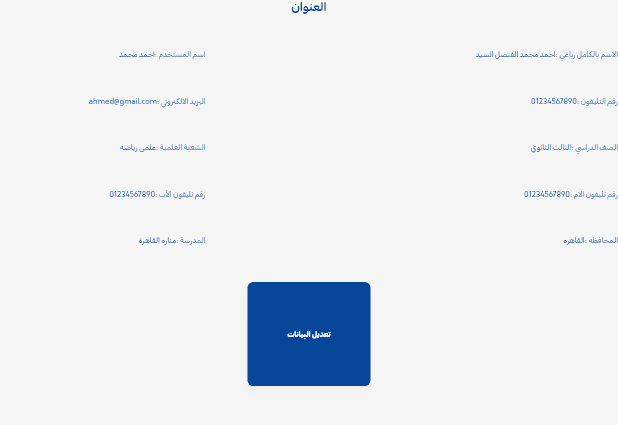
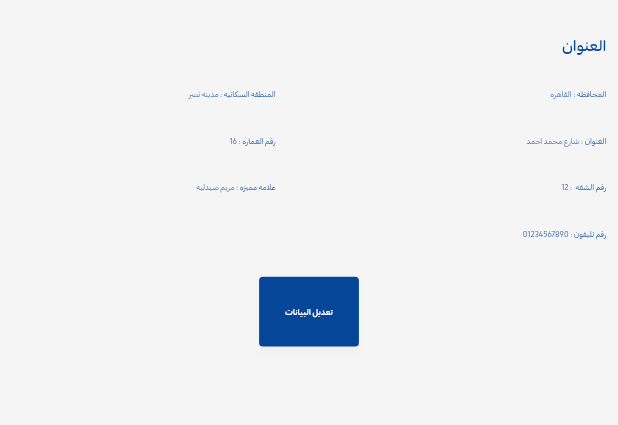
Before and after one commit to TarekLotfy30/assignment-module, a Flutter app: the AddressSection widget shown alone on an empty page, opened directly, on a phone screen of 412 x 824 dp. Shown: the top 425 px of the screen. Run offline on Flutter 3.47's test engine with Material 3 defaults, Android fonts, the phone set to English and light mode, and no system bars; our stand-ins replace auto_route, bloc, dio, easy_debounce, easy_localization, equatable and 8 more; accounts and stored records are empty; project files that could hold a hidden picture were left out.

Commit message:
refactor(profile): Refactors and modernizes personal profile UI layout
Improves layout, spacing, and responsiveness across profile sections using consistent padding, scaling, and typography. Simplifies widget structures, enhances text styling, and expands localization. Updates button, container, and list tile designs for better UX and
maintainability.

```diff
--- a/analysis_options.yaml
+++ b/analysis_options.yaml
@@ -8,6 +8,8 @@
 # The following line activates a set of recommended lints for Flutter apps,
 # packages, and plugins designed to encourage good coding practices.
 analyzer:
+  errors:
+    lines_longer_than_80_chars: ignore
 include:
   - package:flutter_lints/flutter.yaml
 linter:
--- a/lib/core/constants/app_heights.dart
+++ b/lib/core/constants/app_heights.dart
@@ -4,7 +4,7 @@ class AppHeights {
   AppHeights._();
 
   /// Standard button height
-  static final double buttonHeight = 48;
+  static final double buttonHeight = 44.h;
 
   /// Small button height
   static final double smallButtonHeight = 32.h;
--- a/lib/core/widgets/background_container.dart
+++ b/lib/core/widgets/background_container.dart
@@ -1,4 +1,5 @@
 import 'package:flutter/material.dart';
+import 'package:flutter_screenutil/flutter_screenutil.dart';
 
 import '../helpers/extensions/theme_extension.dart';
 
@@ -10,9 +11,8 @@ class BackgroundContainer extends StatelessWidget {
   @override
   Widget build(BuildContext context) {
     return Container(
-      width: double.infinity,
-      margin: const EdgeInsets.symmetric(horizontal: 80, vertical: 50),
-      padding: const EdgeInsets.symmetric(horizontal: 48, vertical: 40),
+      margin: EdgeInsets.fromLTRB(80.w, 50.h, 78.w, 50.h),
+      padding: EdgeInsets.symmetric(horizontal: 40.w, vertical: 48.h),
       decoration: BoxDecoration(
         color: context.colorScheme.surfaceContainer,
         borderRadius: BorderRadius.circular(20),
--- a/lib/features/personal_profile/presentation/widgets/address_section.dart
+++ b/lib/features/personal_profile/presentation/widgets/address_section.dart
@@ -5,96 +5,83 @@ import '../../../../core/helpers/extensions/theme_extension.dart';
 import 'form_data.dart' show FormData;
 import 'form_title.dart';
 
+// translate-me-ignore-all-file
 class AddressSection extends StatelessWidget {
   const AddressSection({super.key});
 
   @override
   Widget build(BuildContext context) {
-    return Column(
+    return Padding(
+      padding: EdgeInsets.symmetric(horizontal: 24.w, vertical: 24.h),
+      child: Column(
+        crossAxisAlignment: CrossAxisAlignment.start,
         children: [
           Text(
             "العنوان",
             style: context.textThemeCustom.displayMedium?.copyWith(
               color: context.colorScheme.primary,
-            fontSize: 25.sp,
+              fontSize: 32.sp,
+              fontWeight: FontWeight.w500,
             ),
           ),
-        const SizedBox(height: 24),
-        Column(
+          Padding(
+            padding: const EdgeInsets.symmetric(vertical: 24),
+            child: Row(
+              crossAxisAlignment: CrossAxisAlignment.start,
               children: [
-            const Row(
-              children: [
-                Expanded(
+                const Expanded(
                   child: Column(
                     spacing: 24,
                     children: [
                       Row(
                         mainAxisAlignment: MainAxisAlignment.start,
                         children: [
-                          FormTitle(title: "الاسم بالكامل رباعي"),
-                          FormData(data: "احمد محمد القنصل السيد"),
+                          FormTitle(title: "المحافظه"),
+                          FormData(data: "القاهره"),
                         ],
                       ),
                       Row(
                         children: [
-                          FormTitle(title: "رقم التليفون"),
-                          FormData(data: "01234567890"),
+                          FormTitle(title: "العنوان"),
+                          FormData(data: "شارع محمد احمد"),
                         ],
                       ),
                       Row(
                         children: [
-                          FormTitle(title: "الصف الدراسي"),
-                          FormData(data: "الثالث الثانوي"),
+                          FormTitle(title: "رقم الشقه "),
+                          FormData(data: "12"),
                         ],
                       ),
                       Row(
                         children: [
-                          FormTitle(title: "رقم تليفون الام"),
+                          FormTitle(title: "رقم تليفون"),
                           FormData(data: "01234567890"),
-                        ],
-                      ),
-                      Row(
-                        children: [
-                          FormTitle(title: "المحافظه"),
-                          FormData(data: "القاهره"),
                         ],
                       ),
                     ],
                   ),
                 ),
-                SizedBox(width: 138),
-                Expanded(
+                SizedBox(width: 138.w),
+                const Expanded(
                   child: Column(
                     spacing: 24,
                     children: [
                       Row(
                         children: [
-                          FormTitle(title: "اسم المستخدم"),
-                          FormData(data: "احمد محمد"),
+                          FormTitle(title: "المنطقه السكانيه"),
+                          FormData(data: "مدينه نصر"),
                         ],
                       ),
                       Row(
                         children: [
-                          FormTitle(title: "البريد الالكتروني"),
-                          FormData(data: "ahmed@gmail.com"),
+                          FormTitle(title: "رقم العماره"),
+                          FormData(data: "16"),
                         ],
                       ),
                       Row(
                         children: [
-                          FormTitle(title: "الشعبة العلمية"),
-                          FormData(data: "علمى رياضه"),
-                        ],
-                      ),
-                      Row(
-                        children: [
-                          FormTitle(title: "رقم تليفون الأب"),
-                          FormData(data: "01234567890"),
-                        ],
-                      ),
-                      Row(
-                        children: [
-                          FormTitle(title: "المدرسة"),
-                          FormData(data: "مناره القاهرة"),
+                          FormTitle(title: "علامه مميزه"),
+                          FormData(data: "مريم صيدليه"),
                         ],
                       ),
                     ],
@@ -102,7 +89,7 @@ class AddressSection extends StatelessWidget {
                 ),
               ],
             ),
-            const SizedBox(height: 24),
+          ),
           Padding(
             padding: const EdgeInsets.symmetric(horizontal: 165),
             child: ElevatedButton(
@@ -112,7 +99,6 @@ class AddressSection extends StatelessWidget {
           ),
         ],
       ),
-      ],
     );
   }
 }
--- a/lib/features/personal_profile/presentation/widgets/form_data.dart
+++ b/lib/features/personal_profile/presentation/widgets/form_data.dart
@@ -9,10 +9,12 @@ class FormData extends StatelessWidget {
 
   @override
   Widget build(BuildContext context) {
-    return Text(
-      data,
-      style: context.textThemeCustom.headlineSmall?.copyWith(
-        color: context.colorScheme.primary,
+    return Expanded(
+      child: Text(
+        " : $data",
+        style: context.textThemeCustom.headlineSmall?.copyWith(
+          color: context.colorScheme.tertiary,
+        ),
       ),
     );
   }
--- a/lib/features/personal_profile/presentation/widgets/form_title.dart
+++ b/lib/features/personal_profile/presentation/widgets/form_title.dart
@@ -10,9 +10,9 @@ class FormTitle extends StatelessWidget {
   @override
   Widget build(BuildContext context) {
     return Text(
-      "$title :",
+      title,
       style: context.textThemeCustom.headlineSmall?.copyWith(
-        color: const Color(0xff507CB5),
+        color: context.colorScheme.primary,
       ),
     );
   }
--- a/lib/features/personal_profile/presentation/widgets/page_header.dart
+++ b/lib/features/personal_profile/presentation/widgets/page_header.dart
@@ -3,6 +3,7 @@ import 'package:flutter_screenutil/flutter_screenutil.dart';
 
 import '../../../../core/helpers/extensions/theme_extension.dart';
 
+// translate-me-ignore-all-file
 class TextHeader extends StatelessWidget {
   const TextHeader({super.key});
 
@@ -12,7 +13,7 @@ class TextHeader extends StatelessWidget {
       'الملف الشخصى',
       style: context.textThemeCustom.displayLarge?.copyWith(
         color: context.colorScheme.primary,
-        fontSize: 30.sp,
+        fontSize: 36.sp,
       ),
     );
   }
```
Also changed, not shown: lib/core/theme/component_themes/app_button_themes.dart (+6 -4 lines), lib/features/personal_profile/presentation/page/personal_profile_page.dart (+5 -22 lines), lib/features/personal_profile/presentation/widgets/personal_information_section.dart (+12 -7 lines), lib/features/personal_profile/presentation/widgets/profile_picture_section.dart (+20 -13 lines), lib/features/personal_profile/presentation/widgets/qr_code_section.dart (+16 -3 lines), lib/features/student/presentation/pages/student_page.dart (+6 -4 lines), lib/features/student/presentation/widgets/custom_list_tile.dart (+14 -5 lines). Lines whose indentation alone changed are shown as unchanged.
